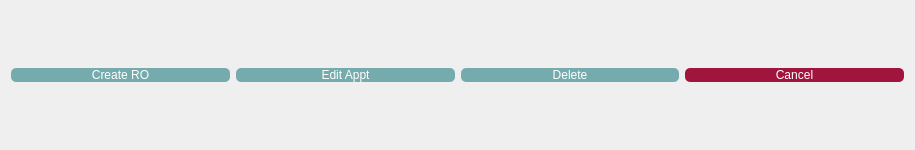
The window that openauto/theme/appointment_options.ui (winterautollc/OpenAutoCore) describes before a commit, drawn with Qt 5.
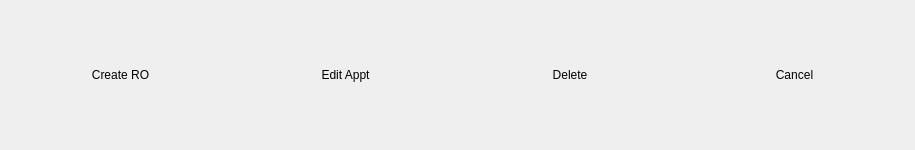
The same window after the commit. Icons and pictures are not drawn.

Patch:
```diff
--- a/openauto/theme/appointment_options.ui
+++ b/openauto/theme/appointment_options.ui
@@ -13,21 +13,14 @@
   <property name="windowTitle">
    <string>Form</string>
   </property>
+  <property name="styleSheet">
+   <string notr="true"/>
+  </property>
   <layout class="QGridLayout" name="gridLayout">
    <item row="0" column="0">
     <widget class="QPushButton" name="create_ro_button">
      <property name="styleSheet">
-      <string notr="true">QPushButton {
-	border-radius: 5px;
-	color: #fff;
-	background-color: #76ABAE;
-}
-
-QPushButton:hover {
-	background-color: #828786;
-	color: #fff;
-	border-radius: 10px;
-}</string>
+      <string notr="true"/>
      </property>
      <property name="text">
       <string>Create RO</string>
@@ -42,22 +35,15 @@
        <height>30</height>
       </size>
      </property>
+     <property name="flat">
+      <bool>true</bool>
+     </property>
     </widget>
    </item>
    <item row="0" column="1">
     <widget class="QPushButton" name="edit_appointment_button">
      <property name="styleSheet">
-      <string notr="true">QPushButton {
-	border-radius: 5px;
-	color: #fff;
-	background-color: #76ABAE;
-}
-
-QPushButton:hover {
-	background-color: #828786;
-	color: #fff;
-	border-radius: 10px;
-}</string>
+      <string notr="true"/>
      </property>
      <property name="text">
       <string>Edit Appt</string>
@@ -72,6 +58,9 @@
        <height>30</height>
       </size>
      </property>
+     <property name="flat">
+      <bool>true</bool>
+     </property>
     </widget>
    </item>
    <item row="0" column="2">
@@ -80,17 +69,7 @@
       <cursorShape>OpenHandCursor</cursorShape>
      </property>
      <property name="styleSheet">
-      <string notr="true">QPushButton {
-	border-radius: 5px;
-	color: #fff;
-	background-color: #76ABAE;
-}
-
-QPushButton:hover {
-	background-color: #828786;
-	color: #fff;
-	border-radius: 10px;
-}</string>
+      <string notr="true"/>
      </property>
      <property name="text">
       <string>Delete</string>
@@ -113,17 +92,7 @@
    <item row="0" column="3">
     <widget class="QPushButton" name="cancel_button">
      <property name="styleSheet">
-      <string notr="true">QPushButton {
-	border-radius: 5px;
-	color: #fff;
-	background-color: #A0153E;
-}
-
-QPushButton:hover {
-	background-color: #C49497;
-	color: #fff;
-	border-radius: 10px;
-}</string>
+      <string notr="true"/>
      </property>
      <property name="text">
       <string>Cancel</string>
@@ -138,6 +107,9 @@
        <height>30</height>
       </size>
      </property>
+     <property name="flat">
+      <bool>true</bool>
+     </property>
     </widget>
    </item>
   </layout>
```
Left out of the diff: 8 changed lines with no effect on the pictures.
